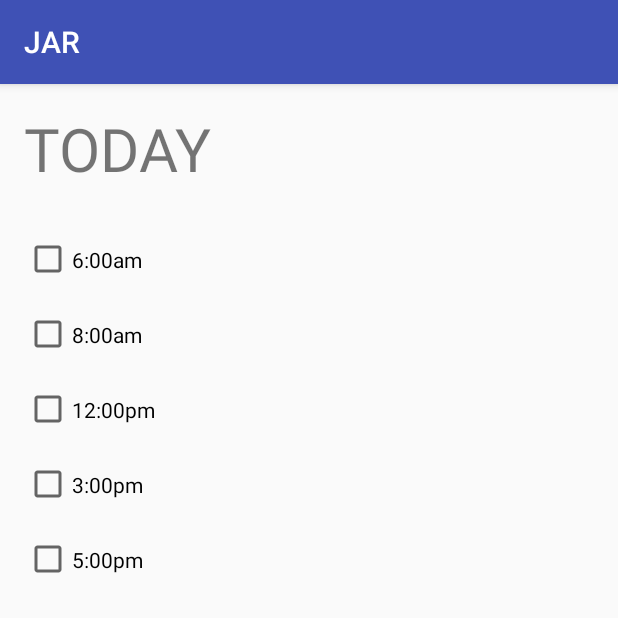
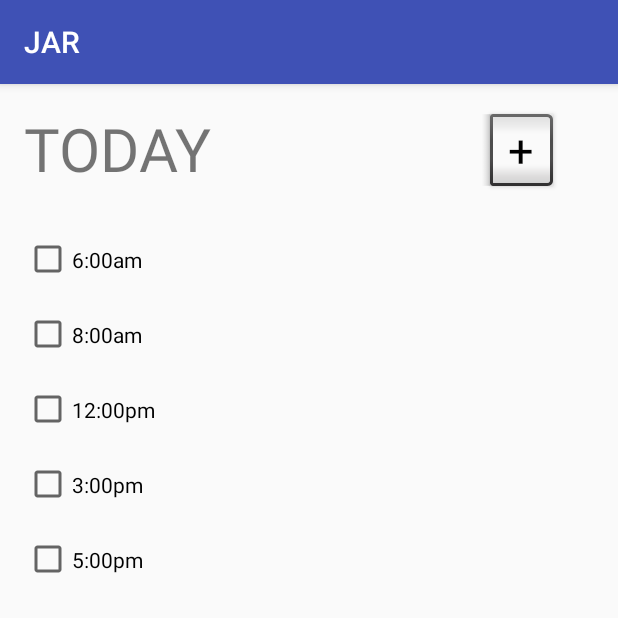
Before and after one commit to luro8005/CSCI4830_Project, an Android app: the DayTasks screen opened directly, with no data from a screen before it, on a phone screen of 412 x 824 dp, the top half of it. Run offline under Robolectric (Android 15) with nearby library versions, the phone set to English and light mode, and no system bars.

Commit message:
Second Addition

```diff
--- a/JAR/app/src/main/java/com/example/realc/jar/History.java
+++ b/JAR/app/src/main/java/com/example/realc/jar/History.java
@@ -1,7 +1,9 @@
 package com.example.realc.jar;
 
+import android.support.v4.widget.TextViewCompat;
 import android.support.v7.app.AppCompatActivity;
 import android.os.Bundle;
+import android.widget.TextView;
 
 public class History extends AppCompatActivity {
 
@@ -10,4 +12,5 @@ public class History extends AppCompatActivity {
         super.onCreate(savedInstanceState);
         setContentView(R.layout.activity_history);
     }
+
 }
--- a/JAR/app/src/main/res/layout/activity_day_tasks.xml
+++ b/JAR/app/src/main/res/layout/activity_day_tasks.xml
@@ -8,14 +8,14 @@
     android:paddingLeft="@dimen/activity_horizontal_margin"
     android:paddingRight="@dimen/activity_horizontal_margin"
     android:paddingTop="@dimen/activity_vertical_margin"
-    tools:context="com.example.realc.jar.DayTasks">\
+    tools:context="com.example.realc.jar.DayTasks" >
 
     <TextView
         android:text="@string/today_string"
         android:textSize="40sp"
         android:layout_marginTop="0sp"
         android:layout_width="300sp"
-        android:layout_height="50sp" />
+        android:layout_height="60sp" />
 
     <CheckBox
         android:text="6:00am"
@@ -54,11 +54,9 @@
 
     <Button
         android:text=""
-        android:layout_width="wrap_content"
+        android:layout_width="320sp"
         android:layout_height="wrap_content"
         android:layout_alignTop="@+id/checkBox4"
-        android:layout_alignParentLeft="true"
-        android:layout_alignParentStart="true"
         android:id="@+id/button2"
         android:layout_alignParentRight="true"
         android:layout_alignParentEnd="true"
@@ -67,11 +65,9 @@
 
     <Button
         android:text=""
-        android:layout_width="wrap_content"
+        android:layout_width="320sp"
         android:layout_height="wrap_content"
         android:layout_alignTop="@+id/checkBox5"
-        android:layout_alignParentLeft="true"
-        android:layout_alignParentStart="true"
         android:id="@+id/button3"
         android:layout_alignParentRight="true"
         android:layout_alignParentEnd="true"
@@ -80,11 +76,9 @@
 
     <Button
         android:text=""
-        android:layout_width="wrap_content"
+        android:layout_width="320sp"
         android:layout_height="wrap_content"
         android:layout_alignTop="@+id/checkBox6"
-        android:layout_alignParentLeft="true"
-        android:layout_alignParentStart="true"
         android:id="@+id/button4"
         android:layout_alignParentRight="true"
         android:layout_alignParentEnd="true"
@@ -93,11 +87,9 @@
 
     <Button
         android:text=""
-        android:layout_width="wrap_content"
+        android:layout_width="320sp"
         android:layout_height="wrap_content"
         android:layout_alignTop="@+id/checkBox7"
-        android:layout_alignParentLeft="true"
-        android:layout_alignParentStart="true"
         android:id="@+id/button5"
         android:layout_alignParentRight="true"
         android:layout_alignParentEnd="true"
@@ -105,16 +97,23 @@
         android:onClick="SpecTask4"/>
 
     <Button
+        android:text="+"
+        android:textSize="30sp"
+        android:layout_width="50sp"
+        android:layout_height="60sp"
+        android:layout_marginLeft="305sp"
+        android:layout_marginTop="0sp"
+        style="@android:style/Widget.Button.Inset" />
+
+    <Button
         android:text=""
-        android:layout_width="wrap_content"
+        android:layout_width="320sp"
         android:layout_height="wrap_content"
-        android:layout_alignTop="@+id/checkBox8"
-        android:layout_alignParentLeft="true"
-        android:layout_alignParentStart="true"
         android:id="@+id/button6"
-        android:layout_alignParentRight="true"
-        android:layout_alignParentEnd="true"
         style="@style/Widget.AppCompat.Button.Borderless"
-        android:onClick="SpecTask5"/>
+        android:onClick="SpecTask5"
+        android:layout_below="@+id/button5"
+        android:layout_alignLeft="@+id/button5"
+        android:layout_alignStart="@+id/button5" />
 
 </RelativeLayout>
--- a/JAR/app/src/main/res/layout/activity_main.xml
+++ b/JAR/app/src/main/res/layout/activity_main.xml
@@ -84,7 +84,7 @@
         style="@style/Widget.AppCompat.Button.Borderless.Colored" />
 
     <TextView
-        android:text="Monday, March 20th"
+        android:text="Wednesday, March 20th"
         android:textSize="35sp"
         android:layout_width="200sp"
         android:layout_height="100sp"
--- a/JAR/app/src/main/res/values/strings.xml
+++ b/JAR/app/src/main/res/values/strings.xml
@@ -2,4 +2,5 @@
     <string name="app_name">JAR</string>
     <string name="button_task">Tasks</string>
     <string name="today_string">TODAY</string>
+    <string name="Empty_history_string">No History to show.</string>
 </resources>
```
Also changed, not shown: JAR/app/src/main/res/layout/activity_history.xml (+9 -0 lines), JAR/app/src/main/res/layout/activity_narrative.xml (+14 -0 lines), JAR/app/src/main/res/layout/activity_settings.xml (+21 -0 lines), JAR/app/src/main/res/layout/activity_specific_daily_tasks.xml (+9 -0 lines), JAR/app/src/main/res/layout/activity_specific_daily_tasks2.xml (+9 -0 lines), JAR/app/src/main/res/layout/activity_specific_daily_tasks3.xml (+8 -0 lines), JAR/app/src/main/res/layout/activity_specific_daily_tasks4.xml (+36 -0 lines), JAR/app/src/main/res/layout/activity_specific_daily_tasks5.xml (+43 -0 lines).
